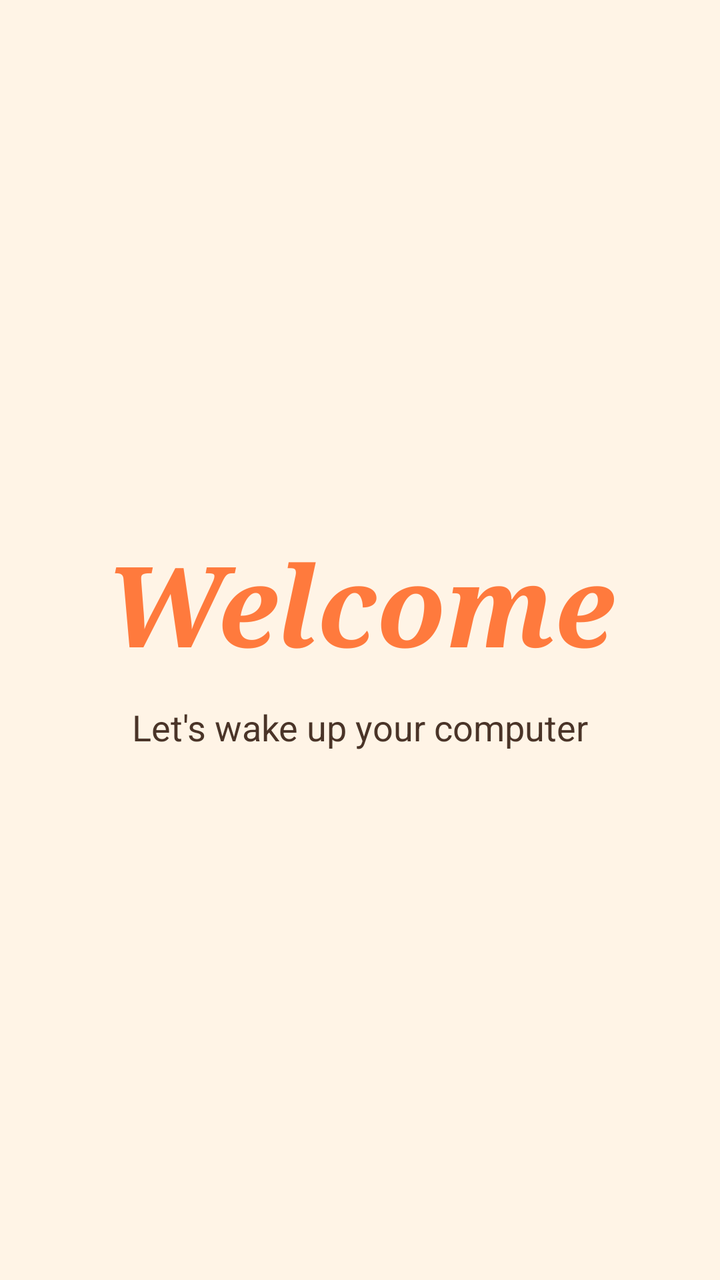
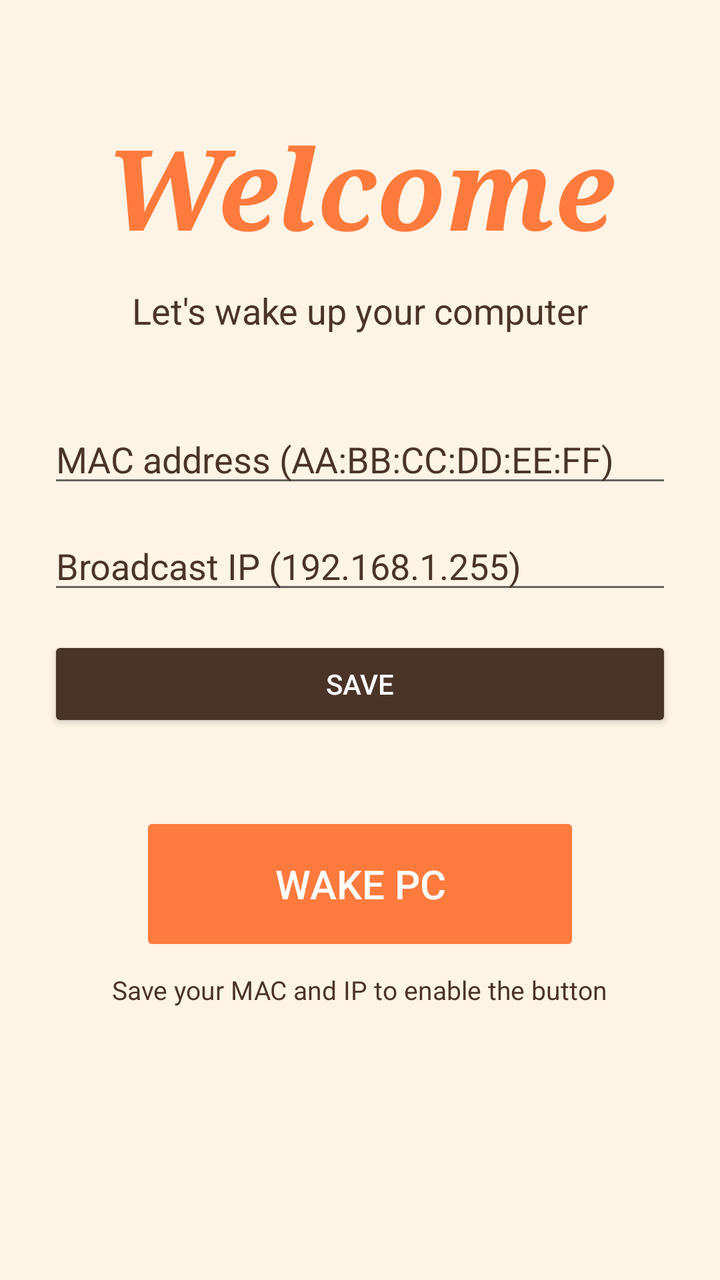

The first picture is an Android layout as it rendered before a commit; the second is the same layout after the commit. The layout source and the unified diff follow.
<!-- AndroidManifest.xml: application theme Theme.WakeOnLan -->
<!-- res/layout/fragment_home.xml -->
<?xml version="1.0" encoding="utf-8"?>
<LinearLayout xmlns:android="http://schemas.android.com/apk/res/android"
    android:layout_width="match_parent"
    android:layout_height="match_parent"
    android:background="@color/warm_background"
    android:gravity="center"
    android:orientation="vertical"
    android:padding="24dp">

    <TextView
        android:layout_width="wrap_content"
        android:layout_height="wrap_content"
        android:fontFamily="serif"
        android:text="Welcome"
        android:textColor="@color/warm_accent"
        android:textSize="56sp"
        android:textStyle="bold|italic" />

    <TextView
        android:layout_width="wrap_content"
        android:layout_height="wrap_content"
        android:layout_marginTop="12dp"
        android:text="Let's wake up your computer"
        android:textColor="@color/warm_text"
        android:textSize="18sp" />
</LinearLayout>
<!-- resources referenced by this layout -->
<resources>
  <color name="warm_accent">#FF7A3D</color>
  <color name="warm_background">#FFF4E6</color>
  <color name="warm_text">#4A3428</color>
  <style name="Theme.WakeOnLan" parent="Theme.MaterialComponents.DayNight.DarkActionBar">
          
          <item name="colorPrimary">@color/purple_500</item>
          <item name="colorPrimaryVariant">@color/purple_700</item>
          <item name="colorOnPrimary">@color/white</item>
          
          <item name="colorSecondary">@color/teal_200</item>
          <item name="colorSecondaryVariant">@color/teal_700</item>
          <item name="colorOnSecondary">@color/black</item>
          
          <item name="android:statusBarColor">?attr/colorPrimaryVariant</item>
          
      </style>
  <color name="purple_500">#FF6200EE</color>
  <color name="purple_700">#FF3700B3</color>
  <color name="white">#fff</color>
  <color name="teal_200">#FF03DAC5</color>
  <color name="teal_700">#FF018786</color>
  <color name="black">#000</color>
</resources>

<!-- the commit's change to res/layout/fragment_home.xml (unified diff, before → after) -->
@@ -1,26 +1,88 @@
 <?xml version="1.0" encoding="utf-8"?>
-<LinearLayout xmlns:android="http://schemas.android.com/apk/res/android"
+<ScrollView xmlns:android="http://schemas.android.com/apk/res/android"
     android:layout_width="match_parent"
     android:layout_height="match_parent"
     android:background="@color/warm_background"
-    android:gravity="center"
-    android:orientation="vertical"
-    android:padding="24dp">
+    android:fillViewport="true">
 
-    <TextView
-        android:layout_width="wrap_content"
+    <LinearLayout
+        android:layout_width="match_parent"
         android:layout_height="wrap_content"
-        android:fontFamily="serif"
-        android:text="Welcome"
-        android:textColor="@color/warm_accent"
-        android:textSize="56sp"
-        android:textStyle="bold|italic" />
+        android:gravity="center_horizontal"
+        android:orientation="vertical"
+        android:padding="24dp">
 
-    <TextView
-        android:layout_width="wrap_content"
-        android:layout_height="wrap_content"
-        android:layout_marginTop="12dp"
-        android:text="Let's wake up your computer"
-        android:textColor="@color/warm_text"
-        android:textSize="18sp" />
-</LinearLayout>
+        <TextView
+            android:layout_width="wrap_content"
+            android:layout_height="wrap_content"
+            android:layout_marginTop="32dp"
+            android:fontFamily="serif"
+            android:text="Welcome"
+            android:textColor="@color/warm_accent"
+            android:textSize="56sp"
+            android:textStyle="bold|italic" />
+
+        <TextView
+            android:layout_width="wrap_content"
+            android:layout_height="wrap_content"
+            android:layout_marginTop="12dp"
+            android:text="Let's wake up your computer"
+            android:textColor="@color/warm_text"
+            android:textSize="18sp" />
+
+        <EditText
+            android:id="@+id/mac_input"
+            android:layout_width="match_parent"
+            android:layout_height="wrap_content"
+            android:layout_marginTop="40dp"
+            android:digits="0123456789abcdefABCDEF:-"
+            android:hint="MAC address (AA:BB:CC:DD:EE:FF)"
+            android:importantForAutofill="no"
+            android:inputType="textCapCharacters|textNoSuggestions"
+            android:maxLength="17"
+            android:textColor="@color/warm_text"
+            android:textColorHint="@color/warm_text" />
+
+        <EditText
+            android:id="@+id/ip_input"
+            android:layout_width="match_parent"
+            android:layout_height="wrap_content"
+            android:layout_marginTop="12dp"
+            android:digits="0123456789."
+            android:hint="Broadcast IP (192.168.1.255)"
+            android:importantForAutofill="no"
+            android:inputType="number|numberDecimal"
+            android:textColor="@color/warm_text"
+            android:textColorHint="@color/warm_text" />
+
+        <Button
+            android:id="@+id/save_button"
+            android:layout_width="match_parent"
+            android:layout_height="wrap_content"
+            android:layout_marginTop="16dp"
+            android:backgroundTint="@color/warm_text"
+            android:text="Save"
+            android:textColor="@android:color/white" />
+
+        <Button
+            android:id="@+id/wake_button"
+            android:layout_width="220dp"
+            android:layout_height="72dp"
+            android:layout_marginTop="40dp"
+            android:backgroundTint="@color/warm_accent"
+            android:enabled="false"
+            android:text="Wake PC"
+            android:textColor="@android:color/white"
+            android:textSize="20sp" />
+
+        <TextView
+            android:id="@+id/hint_text"
+            android:layout_width="wrap_content"
+            android:layout_height="wrap_content"
+            android:layout_marginTop="8dp"
+            android:text="Save your MAC and IP to enable the button"
+            android:textColor="@color/warm_text"
+            android:textSize="13sp" />
+
+    </LinearLayout>
+</ScrollView>
